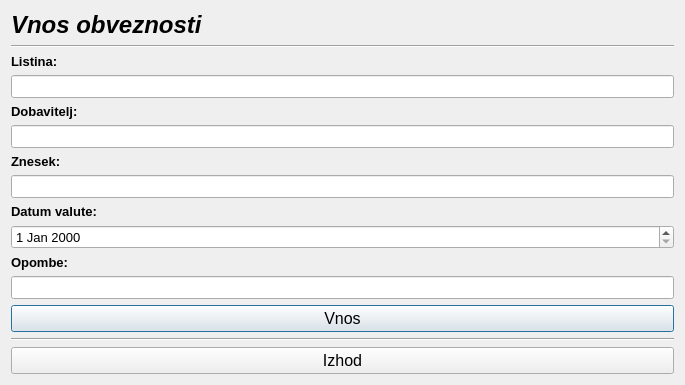
MaxMaxy/racun, file vnosobveznosti.ui: the form before one commit.
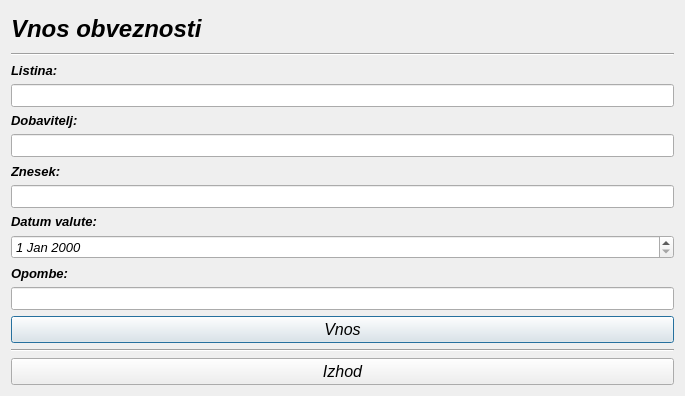
The form after the commit.

What changed in the file:
```diff
--- a/vnosobveznosti.ui
+++ b/vnosobveznosti.ui
@@ -7,7 +7,7 @@
     <x>0</x>
     <y>0</y>
     <width>685</width>
-    <height>384</height>
+    <height>396</height>
    </rect>
   </property>
   <property name="windowTitle">
@@ -34,6 +34,11 @@
      </item>
      <item>
       <widget class="Line" name="line">
+       <property name="font">
+        <font>
+         <italic>true</italic>
+        </font>
+       </property>
        <property name="orientation">
         <enum>Qt::Horizontal</enum>
        </property>
@@ -50,6 +55,7 @@
          <family>MS Sans Serif</family>
          <pointsize>10</pointsize>
          <weight>75</weight>
+         <italic>true</italic>
          <bold>true</bold>
         </font>
        </property>
@@ -65,8 +71,9 @@
       <widget class="QLineEdit" name="lineEdit_listina">
        <property name="font">
         <font>
-         <family>MS Sans Serif</family>
+         <family>Arial</family>
          <pointsize>10</pointsize>
+         <italic>true</italic>
         </font>
        </property>
       </widget>
@@ -82,6 +89,7 @@
          <family>MS Sans Serif</family>
          <pointsize>10</pointsize>
          <weight>75</weight>
+         <italic>true</italic>
          <bold>true</bold>
         </font>
        </property>
@@ -97,8 +105,9 @@
       <widget class="QLineEdit" name="lineEdit_dobavitelj">
        <property name="font">
         <font>
-         <family>MS Sans Serif</family>
+         <family>Arial</family>
          <pointsize>10</pointsize>
+         <italic>true</italic>
         </font>
        </property>
       </widget>
@@ -114,6 +123,7 @@
          <family>MS Sans Serif</family>
          <pointsize>10</pointsize>
          <weight>75</weight>
+         <italic>true</italic>
          <bold>true</bold>
         </font>
        </property>
@@ -129,8 +139,9 @@
       <widget class="QLineEdit" name="lineEdit_znesek">
        <property name="font">
         <font>
-         <family>MS Sans Serif</family>
+         <family>Arial</family>
          <pointsize>10</pointsize>
+         <italic>true</italic>
         </font>
        </property>
       </widget>
@@ -146,6 +157,7 @@
          <family>MS Sans Serif</family>
          <pointsize>10</pointsize>
          <weight>75</weight>
+         <italic>true</italic>
          <bold>true</bold>
         </font>
        </property>
@@ -161,8 +173,9 @@
       <widget class="QDateEdit" name="dateEdit_valute">
        <property name="font">
         <font>
-         <family>MS Sans Serif</family>
+         <family>Arial</family>
          <pointsize>10</pointsize>
+         <italic>true</italic>
         </font>
        </property>
       </widget>
@@ -178,6 +191,7 @@
          <family>MS Sans Serif</family>
          <pointsize>10</pointsize>
          <weight>75</weight>
+         <italic>true</italic>
          <bold>true</bold>
         </font>
        </property>
@@ -193,8 +207,9 @@
       <widget class="QLineEdit" name="lineEdit_opombe">
        <property name="font">
         <font>
-         <family>MS Sans Serif</family>
+         <family>Arial</family>
          <pointsize>10</pointsize>
+         <italic>true</italic>
         </font>
        </property>
       </widget>
@@ -207,6 +222,7 @@
       <font>
        <family>MS Sans Serif</family>
        <pointsize>12</pointsize>
+       <italic>true</italic>
       </font>
      </property>
      <property name="text">
@@ -218,6 +234,11 @@
     <layout class="QVBoxLayout" name="verticalLayout_11">
      <item>
       <widget class="Line" name="line_2">
+       <property name="font">
+        <font>
+         <italic>true</italic>
+        </font>
+       </property>
        <property name="orientation">
         <enum>Qt::Horizontal</enum>
        </property>
@@ -229,6 +250,7 @@
         <font>
          <family>MS Sans Serif</family>
          <pointsize>12</pointsize>
+         <italic>true</italic>
         </font>
        </property>
        <property name="text">
```
